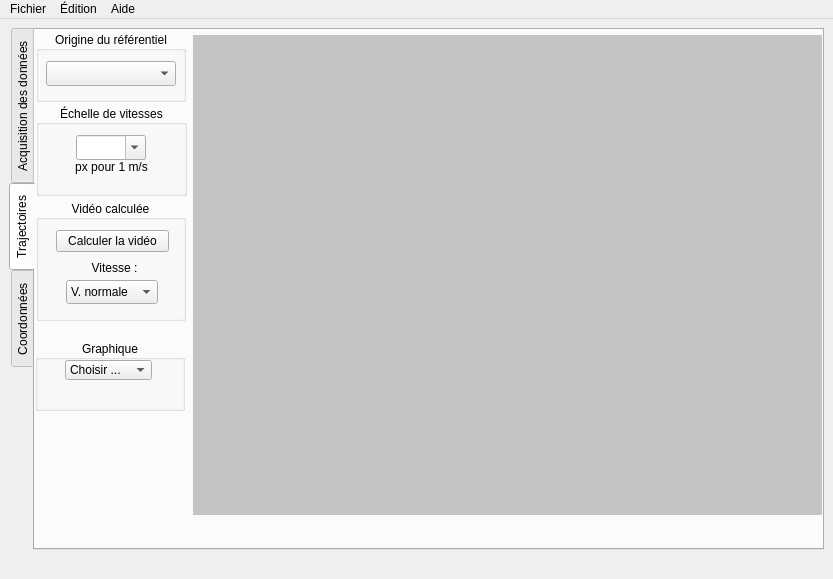
This is src/pymecavideo_mini.ui in rene-d/pymecavideo as Qt 5 draws it before an edit. The edited form follows.
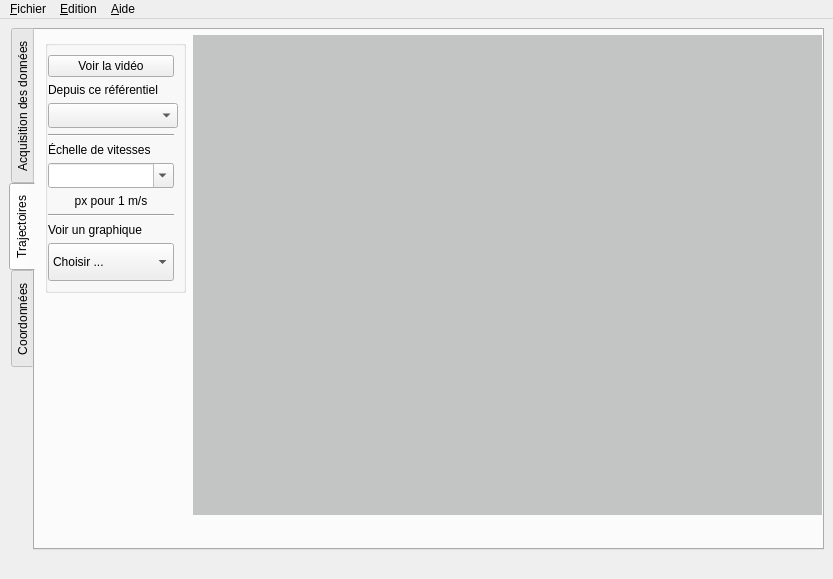
This is the edited form. The open tabs and pages were chosen to show the change. Custom widgets are drawn as their Qt base class.

Commit message: mise à jour de l'interface mini; implémentation du recodage à la volée

```diff
--- a/src/pymecavideo_mini.ui
+++ b/src/pymecavideo_mini.ui
@@ -816,27 +816,35 @@
        <widget class="QGroupBox" name="groupBox_4">
         <property name="geometry">
          <rect>
-          <x>1</x>
-          <y>1</y>
-          <width>150</width>
-          <height>71</height>
+          <x>10</x>
+          <y>10</y>
+          <width>141</width>
+          <height>253</height>
          </rect>
         </property>
         <property name="title">
-         <string>Origine du référentiel</string>
+         <string/>
         </property>
-        <property name="alignment">
-         <set>Qt::AlignCenter</set>
-        </property>
+        <layout class="QVBoxLayout" name="verticalLayout">
+         <property name="leftMargin">
+          <number>0</number>
+         </property>
+         <item>
+          <widget class="QPushButton" name="button_video">
+           <property name="text">
+            <string>Voir la vidéo</string>
+           </property>
+          </widget>
+         </item>
+         <item>
+          <widget class="QLabel" name="label_8">
+           <property name="text">
+            <string>Depuis ce référentiel</string>
+           </property>
+          </widget>
+         </item>
+         <item>
         <widget class="QComboBox" name="comboBox_referentiel">
-         <property name="geometry">
-          <rect>
-           <x>10</x>
-           <y>30</y>
-           <width>130</width>
-           <height>25</height>
-          </rect>
-         </property>
          <property name="minimumSize">
           <size>
            <width>130</width>
@@ -844,31 +852,23 @@
           </size>
          </property>
         </widget>
-       </widget>
-       <widget class="QGroupBox" name="groupBox_5">
-        <property name="geometry">
-         <rect>
-          <x>1</x>
-          <y>75</y>
-          <width>151</width>
-          <height>91</height>
-         </rect>
-        </property>
-        <property name="title">
+         </item>
+         <item>
+          <widget class="Line" name="line_2">
+           <property name="orientation">
+            <enum>Qt::Horizontal</enum>
+           </property>
+          </widget>
+         </item>
+         <item>
+          <widget class="QLabel" name="label_7">
+           <property name="text">
          <string>Échelle de vitesses</string>
         </property>
-        <property name="alignment">
-         <set>Qt::AlignCenter</set>
-        </property>
+          </widget>
+         </item>
+         <item>
         <widget class="QComboBox" name="echelle_v">
-         <property name="geometry">
-          <rect>
-           <x>40</x>
-           <y>30</y>
-           <width>70</width>
-           <height>25</height>
-          </rect>
-         </property>
          <property name="minimumSize">
           <size>
            <width>61</width>
@@ -879,15 +879,9 @@
           <bool>true</bool>
          </property>
         </widget>
+         </item>
+         <item>
         <widget class="QLabel" name="label_6">
-         <property name="geometry">
-          <rect>
-           <x>30</x>
-           <y>50</y>
-           <width>91</width>
-           <height>24</height>
-          </rect>
-         </property>
          <property name="text">
           <string>px pour 1 m/s</string>
          </property>
@@ -895,106 +889,23 @@
           <set>Qt::AlignCenter</set>
          </property>
         </widget>
-       </widget>
-       <widget class="QGroupBox" name="groupBox_6">
-        <property name="geometry">
-         <rect>
-          <x>1</x>
-          <y>170</y>
-          <width>150</width>
-          <height>121</height>
-         </rect>
-        </property>
-        <property name="title">
-         <string>Vidéo calculée</string>
-        </property>
-        <property name="alignment">
-         <set>Qt::AlignCenter</set>
-        </property>
-        <widget class="QComboBox" name="comboBox_fps">
-         <property name="geometry">
-          <rect>
-           <x>30</x>
-           <y>80</y>
-           <width>92</width>
-           <height>24</height>
-          </rect>
-         </property>
-         <item>
-          <property name="text">
-           <string>V. normale</string>
-          </property>
          </item>
          <item>
-          <property name="text">
-           <string>ralenti /2</string>
-          </property>
+          <widget class="Line" name="line">
+           <property name="orientation">
+            <enum>Qt::Horizontal</enum>
+           </property>
+          </widget>
          </item>
          <item>
+          <widget class="QLabel" name="label_2">
           <property name="text">
-           <string>ralenti /4</string>
-          </property>
+            <string>Voir un graphique</string>
+           </property>
+          </widget>
          </item>
          <item>
-          <property name="text">
-           <string>ralenti /8</string>
-          </property>
-         </item>
-        </widget>
-        <widget class="QPushButton" name="button_video">
-         <property name="geometry">
-          <rect>
-           <x>20</x>
-           <y>30</y>
-           <width>113</width>
-           <height>22</height>
-          </rect>
-         </property>
-         <property name="text">
-          <string>Calculer la vidéo</string>
-         </property>
-        </widget>
-        <widget class="QLabel" name="label_8">
-         <property name="geometry">
-          <rect>
-           <x>50</x>
-           <y>60</y>
-           <width>57</width>
-           <height>15</height>
-          </rect>
-         </property>
-         <property name="text">
-          <string>Vitesse :</string>
-         </property>
-         <property name="alignment">
-          <set>Qt::AlignCenter</set>
-         </property>
-        </widget>
-       </widget>
-       <widget class="QGroupBox" name="groupBox_7">
-        <property name="geometry">
-         <rect>
-          <x>0</x>
-          <y>310</y>
-          <width>150</width>
-          <height>71</height>
-         </rect>
-        </property>
-        <property name="title">
-         <string>Graphique</string>
-        </property>
-        <property name="alignment">
-         <set>Qt::AlignCenter</set>
-        </property>
         <widget class="QComboBox" name="comboBox_mode_tracer">
-         <property name="geometry">
-          <rect>
-           <x>30</x>
-           <y>20</y>
-           <width>87</width>
-           <height>20</height>
-          </rect>
-         </property>
          <property name="sizePolicy">
           <sizepolicy hsizetype="Preferred" vsizetype="MinimumExpanding">
            <horstretch>0</horstretch>
@@ -1007,12 +918,22 @@
           </property>
          </item>
         </widget>
+         </item>
+        </layout>
        </widget>
       </widget>
       <widget class="QWidget" name="tab_coord">
        <attribute name="title">
         <string>Coordonnées</string>
        </attribute>
+       <layout class="QVBoxLayout" name="verticalLayout_2">
+        <item>
+         <widget class="QGroupBox" name="groupBox_5">
+          <property name="title">
+           <string>Tableau des dates et des coordonnées</string>
+          </property>
+          <layout class="QHBoxLayout" name="horizontalLayout_5">
+           <item>
        <widget class="QPushButton" name="pushButton_select_all_table">
         <property name="geometry">
          <rect>
@@ -1069,6 +990,34 @@
          </property>
         </item>
        </widget>
+           </item>
+           <item>
+            <widget class="QPushButton" name="pushButton_nvl_echelle">
+             <property name="text">
+              <string>changer d'échelle ?</string>
+             </property>
+            </widget>
+           </item>
+           <item>
+            <spacer name="horizontalSpacer_2">
+             <property name="orientation">
+              <enum>Qt::Horizontal</enum>
+             </property>
+             <property name="sizeHint" stdset="0">
+              <size>
+               <width>40</width>
+               <height>20</height>
+              </size>
+             </property>
+            </spacer>
+           </item>
+          </layout>
+         </widget>
+        </item>
+        <item>
+         <widget class="standardDragTable" name="tableWidget"/>
+        </item>
+       </layout>
       </widget>
      </widget>
     </item>
@@ -1080,12 +1029,12 @@
      <x>0</x>
      <y>0</y>
      <width>833</width>
-     <height>23</height>
+     <height>22</height>
     </rect>
    </property>
    <widget class="QMenu" name="menuFichier">
     <property name="title">
-     <string>Fichier</string>
+     <string>&amp;Fichier</string>
     </property>
     <addaction name="actionOuvrir_un_fichier"/>
     <addaction name="actionRouvrirMecavideo"/>
@@ -1097,7 +1046,7 @@
    </widget>
    <widget class="QMenu" name="menuAide">
     <property name="title">
-     <string>Aide</string>
+     <string>&amp;Aide</string>
     </property>
     <addaction name="actionAide"/>
     <addaction name="actionExemples"/>
@@ -1106,7 +1055,7 @@
    </widget>
    <widget class="QMenu" name="menu_dition">
     <property name="title">
-     <string>Édition</string>
+     <string>&amp;Edition</string>
     </property>
     <addaction name="actionPreferences"/>
    </widget>
@@ -1175,6 +1124,13 @@
    </property>
   </action>
  </widget>
+ <customwidgets>
+  <customwidget>
+   <class>standardDragTable</class>
+   <extends>QTableWidget</extends>
+   <header>standarddragtable.h</header>
+  </customwidget>
+ </customwidgets>
  <resources/>
  <connections/>
 </ui>
```
Left out of the diff: 152 changed lines with no effect on the pictures. Lines whose indentation alone changed are shown as unchanged. The commit also changes 6 other files.
